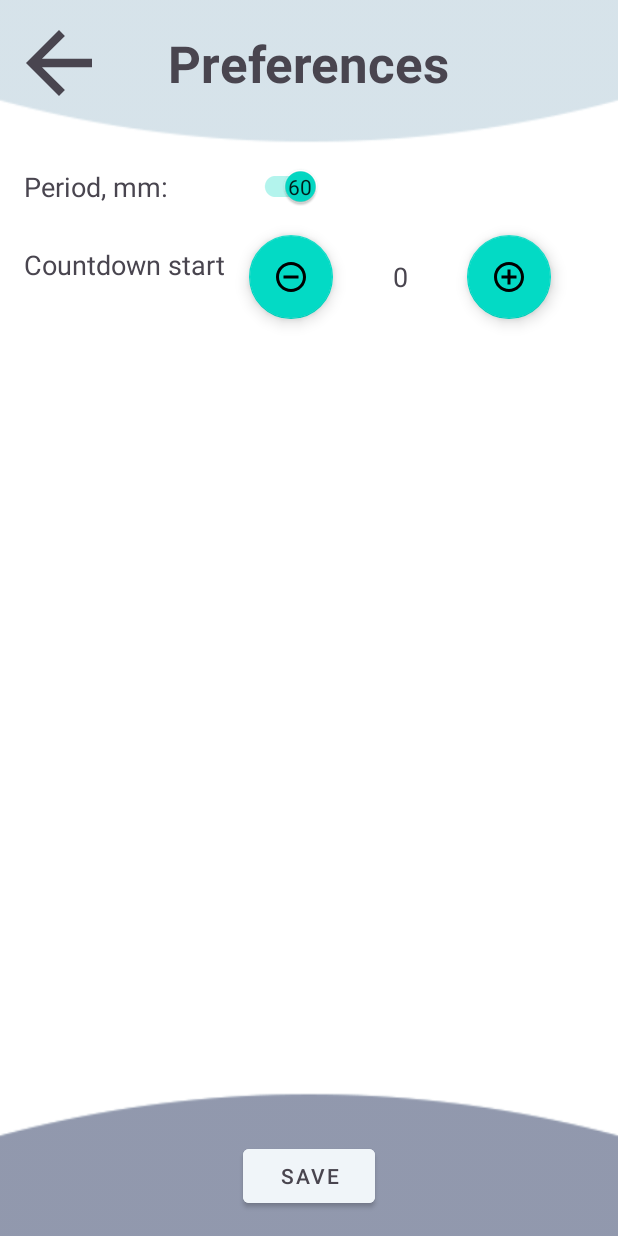
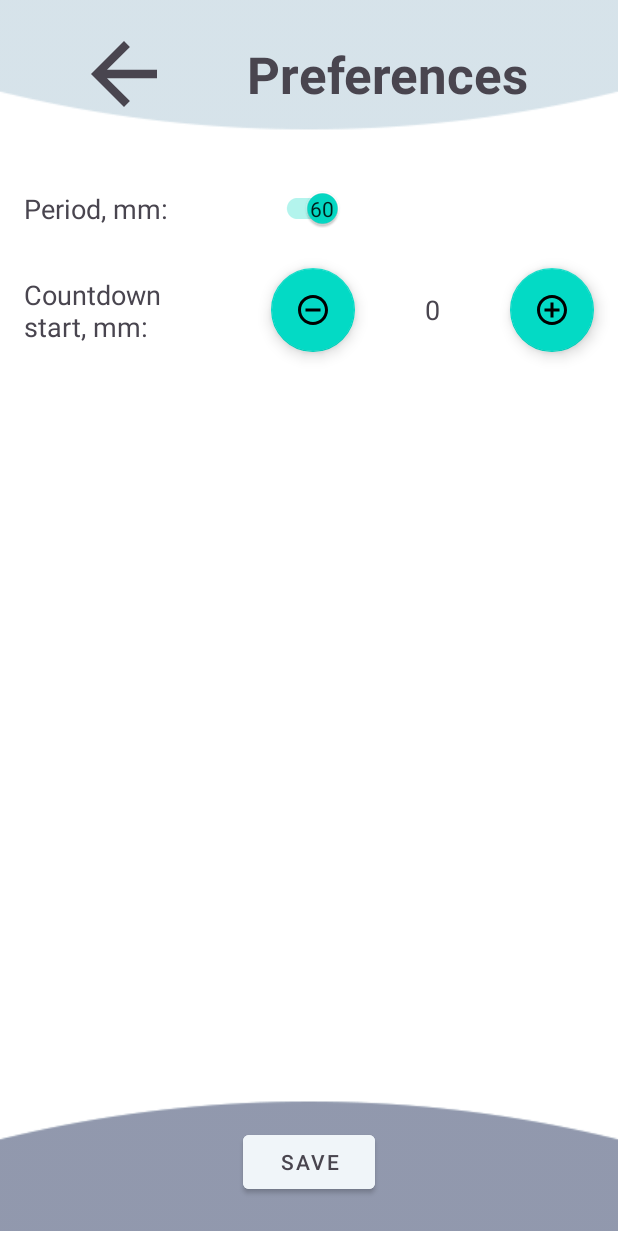
Before and after one commit to ArtyseevWork/Healthy-Work, an Android app: the PreferencesActivity screen opened directly, with no data from a screen before it, on a phone screen of 412 x 824 dp. Run offline under Robolectric (Android 15) with nearby library versions, the phone set to English and light mode, and no system bars.

Commit message:
fix some design problems
and restructure some dimens

```diff
--- a/app/src/main/res/layout/activity_exercise.xml
+++ b/app/src/main/res/layout/activity_exercise.xml
@@ -32,7 +32,7 @@
             style="@style/button_style2"
             android:layout_width="wrap_content"
             android:layout_height="wrap_content"
-            android:layout_margin="@dimen/base_indent"
+            android:layout_margin="@dimen/base_margin"
             app:srcCompat="@drawable/arrow_left"
             android:contentDescription="@string/activity_exercise_back"
             app:layout_constraintBottom_toBottomOf="@+id/tv_preferences_title"
--- a/app/src/main/res/layout/activity_exercises_menu.xml
+++ b/app/src/main/res/layout/activity_exercises_menu.xml
@@ -32,7 +32,7 @@
             style="@style/button_style2"
             android:layout_width="wrap_content"
             android:layout_height="wrap_content"
-            android:layout_margin="@dimen/base_indent"
+            android:layout_margin="@dimen/base_margin"
             app:srcCompat="@drawable/arrow_left"
             android:contentDescription="@string/activity_exercise_back"
             app:layout_constraintBottom_toBottomOf="@+id/tv_exercises_title"
--- a/app/src/main/res/layout/activity_main.xml
+++ b/app/src/main/res/layout/activity_main.xml
@@ -1,5 +1,6 @@
 <?xml version="1.0" encoding="utf-8"?>
-<androidx.constraintlayout.widget.ConstraintLayout xmlns:android="http://schemas.android.com/apk/res/android"
+<androidx.constraintlayout.widget.ConstraintLayout
+    xmlns:android="http://schemas.android.com/apk/res/android"
     xmlns:app="http://schemas.android.com/apk/res-auto"
     xmlns:tools="http://schemas.android.com/tools"
     android:layout_width="match_parent"
@@ -206,7 +207,7 @@
         android:id="@+id/guideline2"
         android:layout_width="0dp"
         android:layout_height="wrap_content"
-        android:layout_margin="@dimen/base_indent"
+        android:layout_margin="@dimen/base_margin"
         android:orientation="vertical"
         app:layout_constraintGuide_percent="0.48" />
 
@@ -214,7 +215,7 @@
         android:id="@+id/guideline"
         android:layout_width="0dp"
         android:layout_height="wrap_content"
-        android:layout_margin="@dimen/base_indent"
+        android:layout_margin="@dimen/base_margin"
         android:orientation="vertical"
         app:layout_constraintGuide_percent="0.52" />
 
--- a/app/src/main/res/layout/activity_preferences.xml
+++ b/app/src/main/res/layout/activity_preferences.xml
@@ -6,88 +6,74 @@
     android:layout_height="match_parent"
     tools:context=".activity.PreferencesActivity">
 
-    <androidx.constraintlayout.widget.ConstraintLayout
-        android:id="@+id/cl_top"
-        android:layout_width="match_parent"
-        android:layout_height="100dp"
-        android:background="@drawable/bkg_top"
+    <ImageView
+        android:id="@+id/iv_top"
+        android:layout_width="wrap_content"
+        android:layout_height="wrap_content"
+        app:layout_constraintBottom_toTopOf="@+id/guideline_h1"
         app:layout_constraintEnd_toEndOf="parent"
         app:layout_constraintStart_toStartOf="parent"
-        app:layout_constraintTop_toTopOf="parent">
+        app:layout_constraintTop_toTopOf="parent"
+        app:layout_constraintVertical_bias="0.0"
+        app:srcCompat="@drawable/bkg_top" />
 
-        <TextView
-            android:id="@+id/tv_preferences_title"
-            style="@style/general_title_text_style"
-            android:layout_width="wrap_content"
-            android:layout_height="wrap_content"
-            android:text="@string/activity_preferences_title"
-            app:layout_constraintBottom_toBottomOf="parent"
-            app:layout_constraintEnd_toEndOf="parent"
-            app:layout_constraintStart_toStartOf="parent"
-            app:layout_constraintTop_toTopOf="parent"
-            app:layout_constraintVertical_bias="0.35" />
+    <TextView
+        android:id="@+id/tv_preferences_title"
+        style="@style/general_title_text_style"
+        android:layout_width="0dp"
+        android:layout_height="wrap_content"
+        android:text="@string/activity_preferences_title"
+        app:layout_constraintBottom_toTopOf="@+id/guideline_h1"
+        app:layout_constraintEnd_toEndOf="parent"
+        app:layout_constraintStart_toStartOf="@+id/guideline_v"
+        app:layout_constraintTop_toTopOf="parent" />
 
-        <ImageButton
-            android:id="@+id/btn_preferences_back"
-            style="@style/button_style2"
-            android:layout_width="wrap_content"
-            android:layout_height="wrap_content"
-            android:layout_margin="@dimen/base_indent"
-            app:srcCompat="@drawable/arrow_left"
-            android:contentDescription="@string/activity_exercise_back"
-            app:layout_constraintBottom_toBottomOf="@+id/tv_preferences_title"
-            app:layout_constraintStart_toStartOf="parent"
-            app:layout_constraintTop_toTopOf="@+id/tv_preferences_title"
-             />
-    </androidx.constraintlayout.widget.ConstraintLayout>
+    <ImageButton
+        android:id="@+id/btn_preferences_back"
+        style="@style/button_style2"
+        android:layout_width="0dp"
+        android:layout_height="wrap_content"
+        android:layout_margin="@dimen/base_margin"
+        android:contentDescription="@string/activity_exercise_back"
+        app:layout_constraintBottom_toTopOf="@+id/guideline_h1"
+        app:layout_constraintEnd_toStartOf="@+id/guideline_v"
+        app:layout_constraintStart_toStartOf="parent"
+        app:layout_constraintTop_toTopOf="parent"
+        app:srcCompat="@drawable/arrow_left" />
 
-
-    <androidx.constraintlayout.widget.ConstraintLayout
-        android:id="@+id/cl_bottom"
-        android:layout_width="match_parent"
-        android:layout_height="100dp"
-        android:background="@drawable/bkg_bottom"
-        app:layout_constraintBottom_toBottomOf="parent"
-        app:layout_constraintEnd_toEndOf="parent"
-        app:layout_constraintStart_toStartOf="parent">
-
-        <Button
-            android:id="@+id/btn_save_preferences"
-            style="@style/button_style"
-            android:layout_width="wrap_content"
-            android:layout_height="wrap_content"
-            android:text="@string/activity_preferences_save"
-            app:layout_constraintBottom_toBottomOf="parent"
-            app:layout_constraintEnd_toEndOf="parent"
-            app:layout_constraintStart_toStartOf="parent" />
-    </androidx.constraintlayout.widget.ConstraintLayout>
 
     <TextView
         android:id="@+id/tv_preferences_period_title"
         style="@style/general_title_2_text_style"
-        android:layout_width="wrap_content"
+        android:layout_width="0dp"
         android:layout_height="wrap_content"
-        android:layout_margin="@dimen/base_indent"
+        android:layout_margin="@dimen/base_margin"
         android:text="@string/activity_preferences_period"
         app:layout_constraintBottom_toBottomOf="@+id/sw_preferences_period"
+        app:layout_constraintEnd_toStartOf="@+id/guideline_v"
+        app:layout_constraintHorizontal_bias="1.0"
         app:layout_constraintStart_toStartOf="parent"
         app:layout_constraintTop_toTopOf="@+id/sw_preferences_period" />
 
     <TextView
         android:id="@+id/tv_preferences_countdown_start_title"
         style="@style/general_title_2_text_style"
-        android:layout_width="wrap_content"
+        android:layout_width="0dp"
         android:layout_height="wrap_content"
-        android:layout_margin="@dimen/base_indent"
+        android:layout_margin="@dimen/base_margin"
         android:text="@string/activity_preferences_countdown_start"
+        app:layout_constraintBottom_toBottomOf="@+id/btn_preferences_minus_count"
+        app:layout_constraintEnd_toStartOf="@+id/guideline_v"
+        app:layout_constraintHorizontal_bias="1.0"
         app:layout_constraintStart_toStartOf="parent"
-        app:layout_constraintTop_toBottomOf="@+id/sw_preferences_period" />
+        app:layout_constraintTop_toTopOf="@+id/btn_preferences_minus_count" />
 
     <androidx.appcompat.widget.SwitchCompat
         android:id="@+id/sw_preferences_period"
         android:layout_width="wrap_content"
         android:layout_height="wrap_content"
         android:layout_alignParentTop="true"
+        android:layout_margin="@dimen/base_margin"
         android:checked="false"
         android:minHeight="48dp"
         android:paddingTop="10dp"
@@ -96,8 +82,10 @@
         android:textOff="@string/activity_preferences_half_hour"
         android:textOn="@string/activity_preferences_hour"
         android:textSize="20sp"
-        app:layout_constraintStart_toStartOf="@+id/btn_preferences_minus_count"
-        app:layout_constraintTop_toBottomOf="@+id/cl_top"
+        app:layout_constraintEnd_toEndOf="parent"
+        app:layout_constraintHorizontal_bias="0.0"
+        app:layout_constraintStart_toStartOf="@+id/guideline_v"
+        app:layout_constraintTop_toTopOf="@+id/guideline_h1"
         app:showText="true" />
 
 
@@ -105,38 +93,86 @@
         android:id="@+id/btn_preferences_plus_count"
         android:layout_width="wrap_content"
         android:layout_height="wrap_content"
-        android:layout_margin="@dimen/base_indent"
-        app:layout_constraintBottom_toBottomOf="@+id/tv_preferences_countdown"
+        android:layout_margin="@dimen/base_margin"
+        app:layout_constraintBottom_toBottomOf="@+id/btn_preferences_minus_count"
+        app:layout_constraintEnd_toEndOf="parent"
+        app:layout_constraintHorizontal_bias="0.5"
         app:layout_constraintStart_toEndOf="@+id/tv_preferences_countdown"
-        app:layout_constraintTop_toTopOf="@+id/tv_preferences_countdown"
+        app:layout_constraintTop_toTopOf="@+id/btn_preferences_minus_count"
         app:srcCompat="@drawable/ic_baseline_add_circle_outline_24" />
 
     <TextView
         android:id="@+id/tv_preferences_countdown"
         style="@style/general_title_2_text_style"
-        android:layout_width="wrap_content"
+        android:layout_width="0dp"
         android:layout_height="wrap_content"
-        android:layout_marginStart="@dimen/base_indent"
-        android:layout_marginTop="@dimen/base_indent"
+        android:layout_margin="@dimen/base_margin"
         android:gravity="center"
         android:hint="@string/activity_exercise_count_hint"
         android:importantForAutofill="no"
         android:minWidth="48dp"
         android:minHeight="48dp"
         android:textAlignment="center"
-        app:layout_constraintBottom_toBottomOf="@+id/tv_preferences_countdown_start_title"
+        app:layout_constraintBottom_toBottomOf="@+id/btn_preferences_minus_count"
+        app:layout_constraintEnd_toStartOf="@+id/btn_preferences_plus_count"
+        app:layout_constraintHorizontal_bias="0.5"
         app:layout_constraintStart_toEndOf="@+id/btn_preferences_minus_count"
-        app:layout_constraintTop_toTopOf="@+id/tv_preferences_countdown_start_title" />
+        app:layout_constraintTop_toTopOf="@+id/btn_preferences_minus_count" />
 
     <com.google.android.material.floatingactionbutton.FloatingActionButton
         android:id="@+id/btn_preferences_minus_count"
         android:layout_width="wrap_content"
         android:layout_height="wrap_content"
-        android:layout_marginStart="@dimen/base_indent"
-        app:layout_constraintBottom_toBottomOf="@+id/tv_preferences_countdown"
+        android:layout_margin="@dimen/base_margin"
+        app:layout_constraintEnd_toStartOf="@+id/tv_preferences_countdown"
+        app:layout_constraintHorizontal_bias="0.5"
         app:layout_constraintStart_toEndOf="@+id/tv_preferences_countdown_start_title"
-        app:layout_constraintTop_toTopOf="@+id/tv_preferences_countdown"
+        app:layout_constraintStart_toStartOf="@+id/guideline_v"
+        app:layout_constraintTop_toBottomOf="@+id/sw_preferences_period"
         app:srcCompat="@drawable/ic_baseline_remove_circle_outline_24" />
+
+    <Button
+        android:id="@+id/btn_save_preferences"
+        style="@style/button_style"
+        android:layout_width="wrap_content"
+        android:layout_height="wrap_content"
+        android:text="@string/activity_preferences_save"
+        app:layout_constraintBottom_toBottomOf="parent"
+        app:layout_constraintEnd_toEndOf="parent"
+        app:layout_constraintStart_toStartOf="parent"
+        app:layout_constraintTop_toTopOf="@+id/guideline_h2" />
+
+    <ImageView
+        android:id="@+id/iv_bottom"
+        android:layout_width="wrap_content"
+        android:layout_height="wrap_content"
+        app:layout_constraintBottom_toBottomOf="parent"
+        app:layout_constraintEnd_toEndOf="parent"
+        app:layout_constraintStart_toStartOf="parent"
+        app:layout_constraintTop_toTopOf="@+id/guideline_h2"
+        app:srcCompat="@drawable/bkg_bottom"
+        />
+
+    <androidx.constraintlayout.widget.Guideline
+        android:id="@+id/guideline_v"
+        android:layout_width="wrap_content"
+        android:layout_height="wrap_content"
+        android:orientation="vertical"
+        app:layout_constraintGuide_percent="@dimen/guideline_x" />
+
+    <androidx.constraintlayout.widget.Guideline
+        android:id="@+id/guideline_h1"
+        android:layout_width="wrap_content"
+        android:layout_height="wrap_content"
+        android:orientation="horizontal"
+        app:layout_constraintGuide_percent="@dimen/guideline_y_top" />
+
+    <androidx.constraintlayout.widget.Guideline
+        android:id="@+id/guideline_h2"
+        android:layout_width="wrap_content"
+        android:layout_height="wrap_content"
+        android:orientation="horizontal"
+        app:layout_constraintGuide_percent="@dimen/guideline_y_bottom" />
 
 
 </androidx.constraintlayout.widget.ConstraintLayout>
--- a/app/src/main/res/layout/activity_schedule.xml
+++ b/app/src/main/res/layout/activity_schedule.xml
@@ -21,7 +21,7 @@
             style="@style/button_style2"
             android:layout_width="wrap_content"
             android:layout_height="wrap_content"
-            android:layout_margin="@dimen/base_indent"
+            android:layout_margin="@dimen/base_margin"
             app:srcCompat="@drawable/arrow_left"
             android:id="@+id/btn_schedule_back"
             android:contentDescription="@string/activity_exercise_back"
@@ -34,7 +34,7 @@
             style="@style/general_title_text_style"
             android:layout_width="wrap_content"
             android:layout_height="wrap_content"
-            android:layout_marginTop="@dimen/base_indent"
+            android:layout_marginTop="@dimen/base_margin"
             android:text="@string/activity_schedule_title"
             app:layout_constraintEnd_toEndOf="parent"
             app:layout_constraintStart_toStartOf="parent"
@@ -67,7 +67,7 @@
         style="@style/general_title_2_text_style"
         android:layout_width="wrap_content"
         android:layout_height="wrap_content"
-        android:layout_margin="@dimen/base_indent"
+        android:layout_margin="@dimen/base_margin"
         android:text="@string/activity_schedule_enable"
         app:layout_constraintEnd_toStartOf="@+id/guideline"
         app:layout_constraintHorizontal_bias="1.0"
@@ -238,7 +238,7 @@
         style="@style/general_title_2_text_style"
         android:layout_width="0dp"
         android:layout_height="wrap_content"
-        android:layout_margin="@dimen/base_indent"
+        android:layout_margin="@dimen/base_margin"
         android:layout_marginTop="16dp"
         android:layout_marginEnd="16dp"
         android:text="@string/activity_schedule_start_day"
@@ -252,7 +252,7 @@
         style="@style/general_title_2_text_style"
         android:layout_width="0dp"
         android:layout_height="wrap_content"
-        android:layout_margin="@dimen/base_indent"
+        android:layout_margin="@dimen/base_margin"
         android:layout_marginTop="20dp"
         android:layout_marginEnd="16dp"
         android:text="@string/activity_schedule_end_day"
@@ -266,7 +266,7 @@
         style="@style/general_title_2_text_style"
         android:layout_width="0dp"
         android:layout_height="wrap_content"
-        android:layout_margin="@dimen/base_indent"
+        android:layout_margin="@dimen/base_margin"
         android:layout_marginTop="20dp"
         android:layout_marginEnd="16dp"
         android:text="@string/activity_schedule_recess"
@@ -280,7 +280,7 @@
         style="@style/general_title_2_text_style"
         android:layout_width="0dp"
         android:layout_height="wrap_content"
-        android:layout_margin="@dimen/base_indent"
+        android:layout_margin="@dimen/base_margin"
         android:layout_marginTop="20dp"
         android:layout_marginEnd="16dp"
         android:text="@string/activity_schedule_start_recess"
@@ -294,7 +294,7 @@
         style="@style/general_title_2_text_style"
         android:layout_width="0dp"
         android:layout_height="wrap_content"
-        android:layout_margin="@dimen/base_indent"
+        android:layout_margin="@dimen/base_margin"
         android:layout_marginTop="16dp"
         android:layout_marginEnd="16dp"
         android:text="@string/activity_schedule_end_recess"
@@ -361,7 +361,7 @@
         android:id="@+id/guideline"
         android:layout_width="0dp"
         android:layout_height="wrap_content"
-        android:layout_margin="@dimen/base_indent"
+        android:layout_margin="@dimen/base_margin"
         android:orientation="vertical"
         app:layout_constraintGuide_percent="0.45" />
 
--- a/app/src/main/res/layout/activity_to_do.xml
+++ b/app/src/main/res/layout/activity_to_do.xml
@@ -22,7 +22,7 @@
             style="@style/general_title_text_style"
             android:layout_width="wrap_content"
             android:layout_height="wrap_content"
-            android:layout_marginTop="@dimen/base_indent"
+            android:layout_marginTop="@dimen/base_margin"
             android:text="@string/app_name"
             android:textColor="@color/color_primary"
             android:textStyle="bold"
@@ -149,7 +149,7 @@
         android:id="@+id/guideline"
         android:layout_width="0dp"
         android:layout_height="wrap_content"
-        android:layout_margin="@dimen/base_indent"
+        android:layout_margin="@dimen/base_margin"
         android:orientation="vertical"
         app:layout_constraintGuide_percent="0.52" />
 
@@ -157,7 +157,7 @@
         android:id="@+id/guideline2"
         android:layout_width="0dp"
         android:layout_height="wrap_content"
-        android:layout_margin="@dimen/base_indent"
+        android:layout_margin="@dimen/base_margin"
         android:orientation="vertical"
         app:layout_constraintGuide_percent="0.48" />
 
--- a/app/src/main/res/layout/exercise_card.xml
+++ b/app/src/main/res/layout/exercise_card.xml
@@ -3,7 +3,6 @@
     xmlns:android="http://schemas.android.com/apk/res/android"
     xmlns:app="http://schemas.android.com/apk/res-auto"
     xmlns:card_view="http://schemas.android.com/apk/res-auto"
-    xmlns:tools="http://schemas.android.com/tools"
     android:layout_width="match_parent"
     android:layout_height="wrap_content"
     android:layout_margin="10dp"
@@ -27,9 +26,9 @@
             android:layout_height="match_parent"
             android:layout_weight="30"
             android:layout_gravity="center_vertical|end"
-            android:layout_margin="@dimen/base_indent"
+            android:layout_margin="@dimen/base_margin"
             android:gravity="start|center_horizontal|center_vertical"
-            android:text="TextView"
+            android:text="@string/sample_text"
             app:layout_constraintBottom_toBottomOf="@+id/profit_card_date"
             app:layout_constraintStart_toEndOf="@+id/profit_card_name"
             app:layout_constraintTop_toTopOf="@+id/profit_card_name" />
@@ -40,10 +39,10 @@
             android:layout_width="0dp"
             android:layout_height="match_parent"
             android:layout_gravity="center_vertical|end"
-            android:layout_margin="@dimen/base_indent"
+            android:layout_margin="@dimen/base_margin"
             android:gravity="start|center_horizontal|center_vertical"
             android:layout_weight="50"
-            android:text="TextView"
+            android:text="@string/sample_text"
             app:layout_constraintStart_toStartOf="parent"
             app:layout_constraintTop_toTopOf="parent"
             app:layout_constraintVertical_chainStyle="packed" />
@@ -53,7 +52,7 @@
             android:layout_width="0dp"
             android:layout_height="wrap_content"
             android:layout_gravity="center_vertical|end"
-            android:layout_margin="@dimen/base_indent"
+            android:layout_margin="@dimen/base_margin"
             android:layout_weight="20"
             card_view:srcCompat="@drawable/ic_baseline_done_24"/>
 
--- a/app/src/main/res/values/dimens.xml
+++ b/app/src/main/res/values/dimens.xml
@@ -1,6 +1,13 @@
 <?xml version="1.0" encoding="utf-8"?>
 <resources>
     <dimen name="button_radius">60dp</dimen>
-    <dimen name="base_indent">16dp</dimen>
+    <dimen name="base_margin">16dp</dimen>
+    <dimen name="base_small_margin">8dp</dimen>
+    <dimen name="guideline_x">0.4</dimen>
+    <dimen name="guideline_y_top">0.12</dimen>
+    <dimen name="guideline_y_bottom">0.88</dimen>
+
+
+
 
 </resources>
--- a/app/src/main/res/values/strings.xml
+++ b/app/src/main/res/values/strings.xml
@@ -55,7 +55,7 @@
     <string name="activity_preferences_filename">preferences</string>
     <string name="activity_preferences_back">Go back</string>
     <string name="activity_preferences_period">Period, mm:</string>
-    <string name="activity_preferences_countdown_start">Countdown start</string>
+    <string name="activity_preferences_countdown_start">Countdown start, mm:</string>
     <string name="activity_preferences_save">Save</string>
     <string name="activity_preferences_hour">60</string>
     <string name="activity_preferences_half_hour">30</string>
--- a/app/src/main/res/values/styles.xml
+++ b/app/src/main/res/values/styles.xml
@@ -35,7 +35,6 @@
         <item name="android:textColor">@color/color_primary</item>
         <item name="android:paddingStart">8sp</item>
         <item name="android:paddingEnd">8sp</item>
-        <item name="android:layout_marginBottom">@dimen/base_indent</item>
     </style>
 
     <style name="button_style2">
```
Also changed, not shown: 2 other files.
